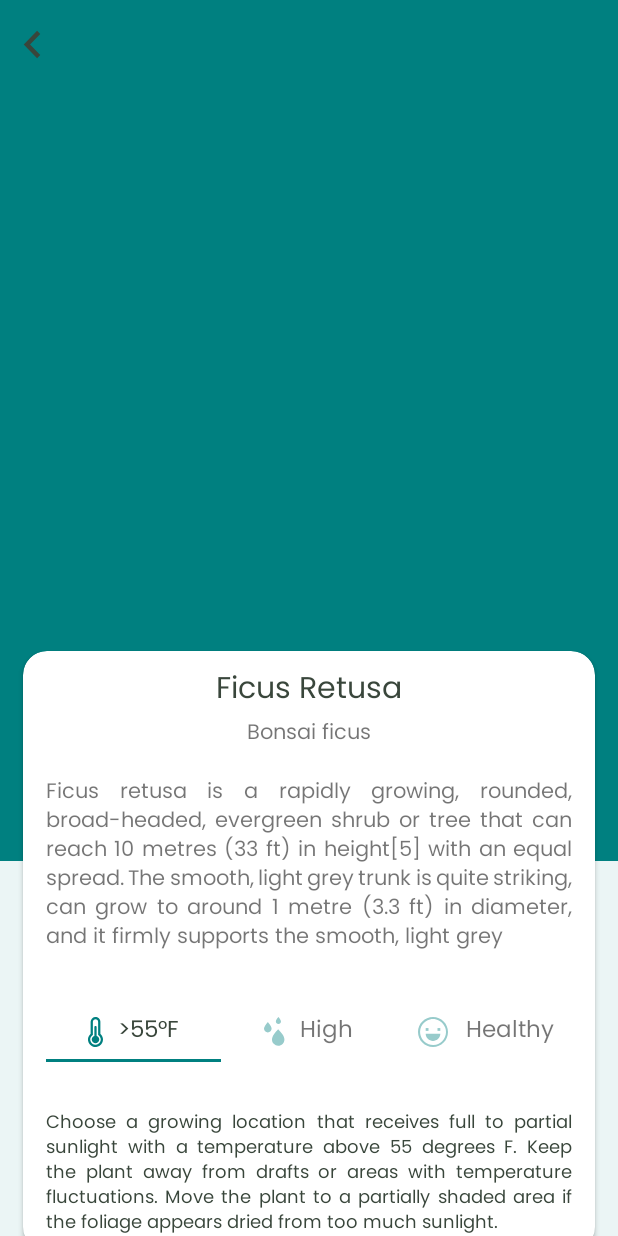
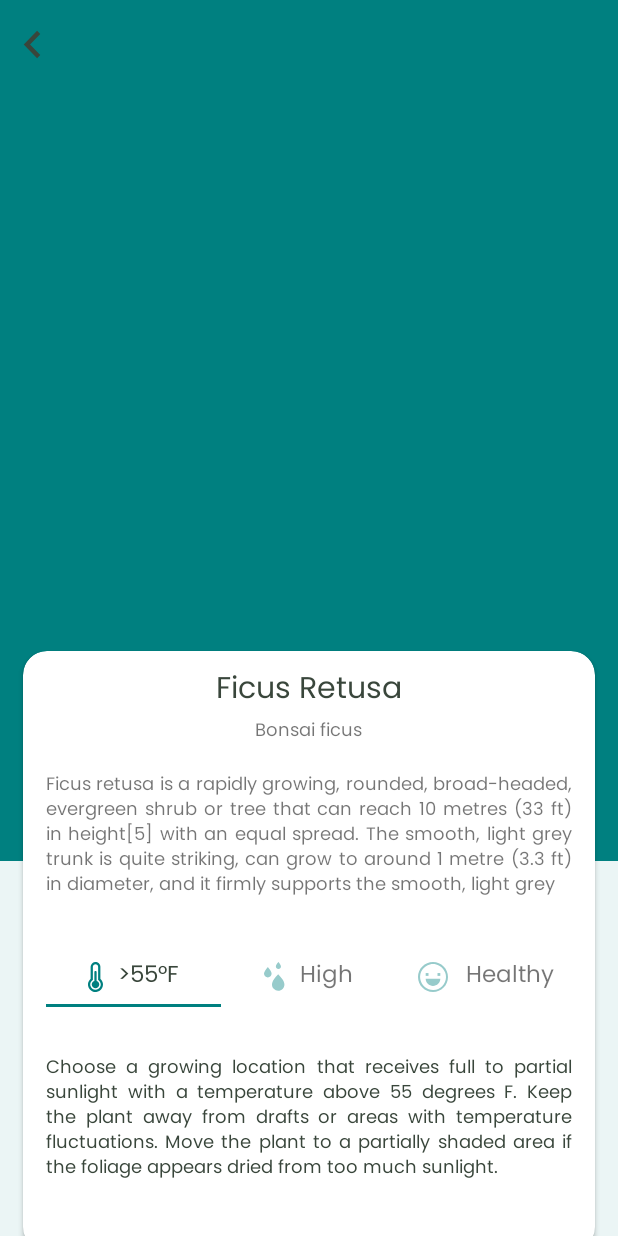
Before and after one commit to chekeAditya/Plantr, an Android app: the PlantDetailsActivity screen opened directly, with no data from a screen before it, on a phone screen of 412 x 824 dp. Run offline under Robolectric (Android 15) with nearby library versions, the phone set to English and light mode, and no system bars; our stand-ins replace data binding; network calls fail; pictures from the network do not load; 1 statement that could not run was skipped.

```diff
--- a/app/src/main/res/layout/activity_plant_details.xml
+++ b/app/src/main/res/layout/activity_plant_details.xml
@@ -61,6 +61,7 @@
                         android:layout_height="wrap_content"
                         android:layout_gravity="center_horizontal"
                         android:text="Bonsai ficus"
+                        android:textSize="@dimen/sp_12"
                         android:fontFamily="@font/poppins" />
 
                     <TextView
@@ -68,6 +69,7 @@
                         android:layout_width="match_parent"
                         android:layout_height="wrap_content"
                         android:layout_margin="15dp"
+                        android:textSize="@dimen/sp_12"
                         android:justificationMode="inter_word"
                         android:fontFamily="@font/poppins"
                         android:text="Ficus retusa is a rapidly growing, rounded, broad-headed, evergreen shrub or tree that can reach 10 metres (33 ft) in height[5] with an equal spread. The smooth, light grey trunk is quite striking, can grow to around 1 metre (3.3 ft) in diameter, and it firmly supports the smooth, light grey" />
```
